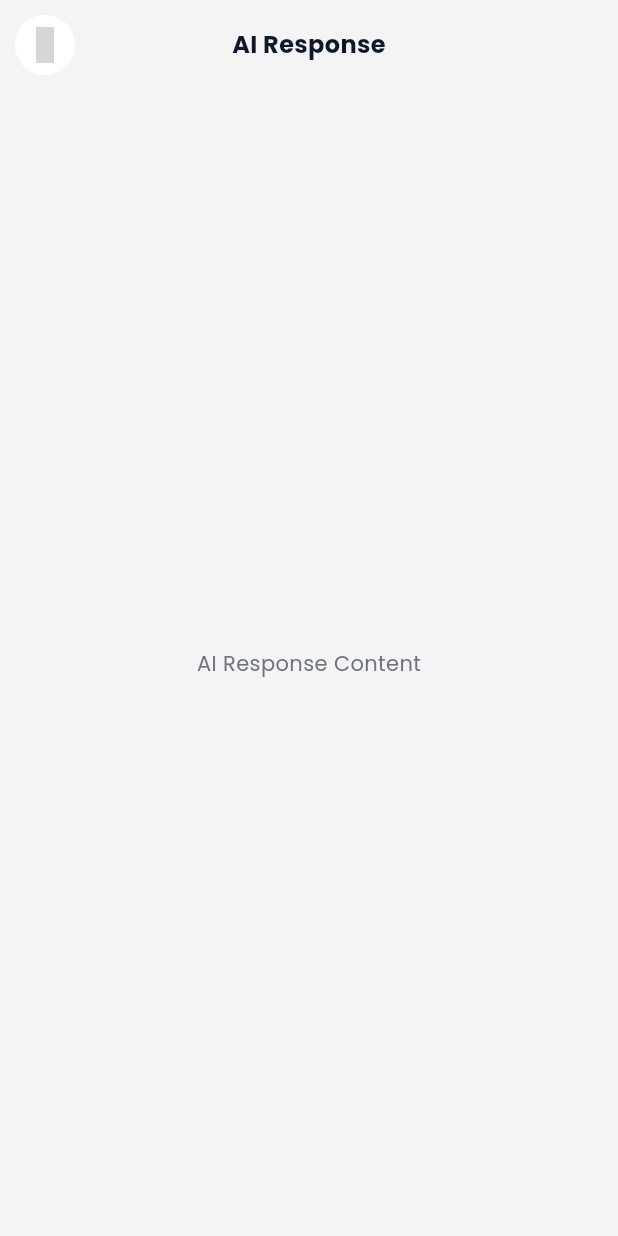
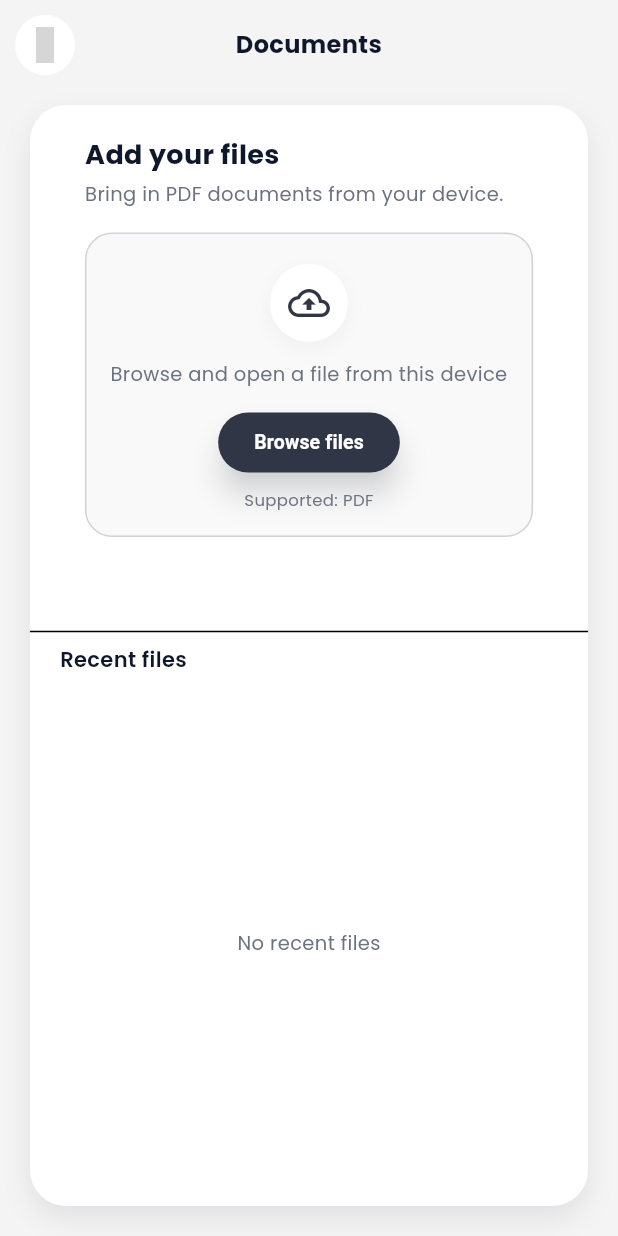
Before and after one commit to abrarhaider001/transmirror, a Flutter app: the AiResponsePage screen opened by its route, on a phone screen of 412 x 824 dp. Run offline on Flutter 3.47's test engine with Material 3 defaults, Android fonts, the phone set to English and light mode, and no system bars; our stand-ins replace cloud_firestore, device_info_plus, firebase_auth, firebase_core, flutter_tts, get and 8 more; missing offline and left inert: dart:html, easy_pdf_viewer, file_selector, flutter_overlay_window, google_mlkit_language_id, google_mlkit_translation and 2 more; accounts and stored records are empty; grey boxes are pictures that could not be loaded.

Commit message:
replace AI response feature with document viewer

```diff
--- a/lib/core/routes/app_pages.dart
+++ b/lib/core/routes/app_pages.dart
@@ -8,7 +8,7 @@ import 'package:transmirror/view/main/tts/download_models.dart';
 import 'package:transmirror/view/splash.dart';
 import 'package:transmirror/view/main/notes/text_note.dart';
 import 'package:transmirror/view/main/tts/text_to_speech.dart';
-import 'package:transmirror/view/main/ai_response/ai_response.dart';
+import 'package:transmirror/view/main/ai_response/file_selector.dart';
 import 'package:transmirror/view/main/stt/voice_listening.dart';
 import 'package:transmirror/view/main/notes/create_note.dart';
 import 'package:transmirror/view/main/ocr/image_selection_page.dart';
--- a/lib/view/main/ai_response/ai_response.dart
+++ /dev/null
@@ -1,22 +0,0 @@
-import 'package:flutter/material.dart';
-import 'package:transmirror/core/widgets/layout_app_bar.dart';
-import 'package:transmirror/core/utils/constants/colors.dart';
-
-class AiResponsePage extends StatelessWidget {
-  const AiResponsePage({super.key});
-
-  @override
-  Widget build(BuildContext context) {
-    return const Scaffold(
-      backgroundColor: MyColors.softGrey,
-      body: SafeArea(
-        child: Column(
-          children: [
-            LayoutPagesAppBar(title: 'AI Response', showTrailing: false),
-            Expanded(child: Center(child: Text('AI Response Content'))),
-          ],
-        ),
-      ),
-    );
-  }
-}
--- /dev/null
+++ b/lib/view/main/ai_response/file_selector.dart
@@ -0,0 +1,310 @@
+import 'dart:io';
+
+import 'package:device_info_plus/device_info_plus.dart';
+import 'package:file_selector/file_selector.dart';
+import 'package:flutter/material.dart';
+import 'package:get/get.dart';
+import 'package:permission_handler/permission_handler.dart';
+import 'package:transmirror/core/utils/constants/colors.dart';
+import 'package:transmirror/core/widgets/layout_app_bar.dart';
+import 'package:transmirror/view/main/ai_response/document_viewer_page.dart';
+
+const XTypeGroup _kDocumentTypeGroup = XTypeGroup(
+  label: 'documents',
+  extensions: <String>['pdf'],
+);
+
+class AiResponsePage extends StatefulWidget {
+  const AiResponsePage({super.key});
+
+  @override
+  State<AiResponsePage> createState() => _AiResponsePageState();
+}
+
+class _AiResponsePageState extends State<AiResponsePage> {
+  final List<XFile> _documents = [];
+
+  Future<int> _getAndroidSdkVersion() async {
+    if (Platform.isAndroid) {
+      final androidInfo = await DeviceInfoPlugin().androidInfo;
+      return androidInfo.version.sdkInt;
+    }
+    return 0;
+  }
+
+  Future<bool> _ensureStoragePermission() async {
+    if (!GetPlatform.isAndroid) return true;
+
+    final sdk = await _getAndroidSdkVersion();
+    final Permission permission =
+        sdk >= 33 ? Permission.photos : Permission.storage;
+
+    PermissionStatus status = await permission.status;
+    if (status.isGranted) return true;
+
+    status = await permission.request();
+    if (!status.isGranted) {
+      if (status.isPermanentlyDenied) {
+        await openAppSettings();
+      }
+      debugPrint('DOC_DEBUG: Storage/photos permission not granted');
+      return false;
+    }
+
+    debugPrint('DOC_DEBUG: Storage/photos permission granted');
+    return true;
+  }
+
+  Future<void> _pickDocuments() async {
+    final hasPermission = await _ensureStoragePermission();
+    if (!hasPermission) return;
+
+    try {
+      final XFile? file = await openFile(
+        acceptedTypeGroups: const <XTypeGroup>[_kDocumentTypeGroup],
+      );
+
+      if (file == null) {
+        debugPrint('DOC_DEBUG: User cancelled file picker');
+        return;
+      }
+
+      setState(() {
+        _documents.add(file);
+      });
+
+      await _openDocument(file);
+    } catch (e) {
+      debugPrint('DOC_DEBUG: Error while picking document: $e');
+    }
+  }
+
+  Future<void> _openDocument(XFile file) async {
+    Get.to(
+      () => DocumentViewerPage(
+        filePath: file.path,
+        fileName: file.name,
+      ),
+    );
+  }
+
+  IconData _getIconForFile(XFile file) {
+    final name = file.name.toLowerCase();
+    if (name.endsWith('.pdf')) return Icons.picture_as_pdf;
+    return Icons.insert_drive_file;
+  }
+
+  @override
+  Widget build(BuildContext context) {
+    return Scaffold(
+      backgroundColor: MyColors.softGrey,
+      body: SafeArea(
+        child: Column(
+          children: [
+            const LayoutPagesAppBar(title: 'Documents', showTrailing: false),
+            Expanded(
+              child: Container(
+                margin: const EdgeInsets.fromLTRB(20, 10, 20, 20),
+                decoration: BoxDecoration(
+                  color: Colors.white,
+                  borderRadius: BorderRadius.circular(24),
+                  boxShadow: [
+                    BoxShadow(
+                      color: MyColors.primary.withOpacity(0.1),
+                      blurRadius: 15,
+                      offset: const Offset(0, 8),
+                    ),
+                  ],
+                ),
+                child: Column(
+                  children: [
+                    Expanded(
+                      child: SingleChildScrollView(
+                        padding: const EdgeInsets.fromLTRB(20, 20, 20, 16),
+                        child: Column(
+                          crossAxisAlignment: CrossAxisAlignment.start,
+                          children: [
+                            const Text(
+                              'Add your files',
+                              style: TextStyle(
+                                fontSize: 18,
+                                fontWeight: FontWeight.w700,
+                                color: MyColors.textPrimary,
+                              ),
+                            ),
+                            const SizedBox(height: 4),
+                            const Text(
+                              'Bring in PDF documents from your device.',
+                              style: TextStyle(
+                                fontSize: 13,
+                                color: MyColors.textSecondary,
+                              ),
+                            ),
+                            const SizedBox(height: 16),
+                            Container(
+                              padding:
+                                  const EdgeInsets.fromLTRB(16, 20, 16, 16),
+                              decoration: BoxDecoration(
+                                color: MyColors.softGrey.withOpacity(0.5),
+                                borderRadius: BorderRadius.circular(18),
+                                border: Border.all(
+                                  color: MyColors.primary.withOpacity(0.2),
+                                ),
+                              ),
+                              child: Column(
+                                mainAxisSize: MainAxisSize.min,
+                                children: [
+                                  Container(
+                                    width: 52,
+                                    height: 52,
+                                    decoration: BoxDecoration(
+                                      color: Colors.white,
+                                      shape: BoxShape.circle,
+                                      boxShadow: [
+                                        BoxShadow(
+                                          color:
+                                              Colors.black.withOpacity(0.04),
+                                          blurRadius: 10,
+                                          offset: const Offset(0, 4),
+                                        ),
+                                      ],
+                                    ),
+                                    child: const Icon(
+                                      Icons.cloud_upload_outlined,
+                                      color: MyColors.primary,
+                                      size: 28,
+                                    ),
+                                  ),
+                                  const SizedBox(height: 12),
+                                  const Text(
+                                    'Browse and open a file from this device',
+                                    textAlign: TextAlign.center,
+                                    style: TextStyle(
+                                      fontSize: 13,
+                                      color: MyColors.textSecondary,
+                                    ),
+                                  ),
+                                  const SizedBox(height: 16),
+                                  SizedBox(
+                                    height: 40,
+                                    child: ElevatedButton(
+                                      onPressed: _pickDocuments,
+                                      style: ElevatedButton.styleFrom(
+                                        backgroundColor: MyColors.primary,
+                                        foregroundColor: Colors.white,
+                                        padding: const EdgeInsets.symmetric(
+                                          horizontal: 24,
+                                        ),
+                                        shape: RoundedRectangleBorder(
+                                          borderRadius:
+                                              BorderRadius.circular(999),
+                                        ),
+                                      ),
+                                      child: const Text(
+                                        'Browse files',
+                                        style: TextStyle(
+                                          fontSize: 13,
+                                          fontWeight: FontWeight.w600,
+                                        ),
+                                      ),
+                                    ),
+                                  ),
+                                  const SizedBox(height: 10),
+                                  const Text(
+                                    'Supported: PDF',
+                                    textAlign: TextAlign.center,
+                                    style: TextStyle(
+                                      fontSize: 11,
+                                      color: MyColors.textSecondary,
+                                    ),
+                                  ),
+                                ],
+                              ),
+                            ),
+                          ],
+                        ),
+                      ),
+                    ),
+                    const Divider(height: 1),
+                    Padding(
+                      padding: const EdgeInsets.fromLTRB(20, 8, 20, 4),
+                      child: Row(
+                        mainAxisAlignment: MainAxisAlignment.spaceBetween,
+                        children: const [
+                          Text(
+                            'Recent files',
+                            style: TextStyle(
+                              fontSize: 14,
+                              fontWeight: FontWeight.w600,
+                              color: MyColors.textPrimary,
+                            ),
+                          ),
+                        ],
+                      ),
+                    ),
+                    Expanded(
+                      child: _documents.isEmpty
+                          ? const Center(
+                              child: Text(
+                                'No recent files',
+                                style: TextStyle(
+                                  fontSize: 13,
+                                  color: MyColors.textSecondary,
+                                ),
+                              ),
+                            )
+                          : ListView.separated(
+                              padding: const EdgeInsets.fromLTRB(
+                                  20, 4, 20, 20),
+                              itemCount: _documents.length > 10
+                                  ? 10
+                                  : _documents.length,
+                              separatorBuilder: (context, index) =>
+                                  const SizedBox(height: 8),
+                              itemBuilder: (context, index) {
+                                final file =
+                                    _documents.reversed.toList()[index];
+                                return ListTile(
+                                  onTap: () => _openDocument(file),
+                                  leading: Container(
+                                    width: 40,
+                                    height: 40,
+                                    decoration: BoxDecoration(
+                                      color: MyColors.softGrey,
+                                      borderRadius:
+                                          BorderRadius.circular(12),
+                                    ),
+                                    child: Icon(
+                                      _getIconForFile(file),
+                                      color: MyColors.primary,
+                                    ),
+                                  ),
+                                  title: Text(
+                                    file.name,
+                                    maxLines: 1,
+                                    overflow: TextOverflow.ellipsis,
+                                    style: const TextStyle(
+                                      fontSize: 14,
+                                      fontWeight: FontWeight.w600,
+                                      color: MyColors.textPrimary,
+                                    ),
+                                  ),
+                                  trailing: const Icon(
+                                    Icons.arrow_forward_ios,
+                                    size: 14,
+                                    color: MyColors.textSecondary,
+                                  ),
+                                );
+                              },
+                            ),
+                    ),
+                  ],
+                ),
+              ),
+            ),
+          ],
+        ),
+      ),
+    );
+  }
+}
--- a/lib/view/main/user_home.dart
+++ b/lib/view/main/user_home.dart
@@ -75,9 +75,9 @@ class _HomePageState extends State<HomePage> {
                       onTap: () => Get.toNamed(AppRoutes.speechToText),
                     ),
                     HomeNoteCard(
-                      title: 'AI Response',
-                      subtitle: 'Get smart, context-aware replies',
-                      icon: Iconsax.magicpen, // Or similar AI icon
+                      title: 'Document Viewer',
+                      subtitle: 'Open and view your files and documents',
+                      icon: Iconsax.document,
                       onTap: () => Get.toNamed(AppRoutes.aiResponse),
                     ),
                     HomeNoteCard(
--- a/pubspec.yaml
+++ b/pubspec.yaml
@@ -49,13 +49,14 @@ dependencies:
   path_provider: ^2.1.5
   flutter_overlay_window: ^0.5.0
   google_mlkit_text_recognition: ^0.15.1
-  image: ^4.5.4
   swipe_image_ocr: ^0.0.1+2
   gal: ^2.3.0
   google_mlkit_language_id: ^0.13.1
   image_picker: ^1.2.1
   device_info_plus: ^12.3.0
   speech_to_text: ^7.3.0
+  file_selector: ^1.0.4
+  easy_pdf_viewer: ^1.0.7
   # image_gallery_saver: ^2.0.3
   # flutter_overlay_window: ^0.5.0
   # voice_to_text: ^1.0.3
```
Also changed, not shown: lib/view/main/ai_response/document_viewer_page.dart (added, +98 -0 lines), pubspec.lock, 2 other files.
